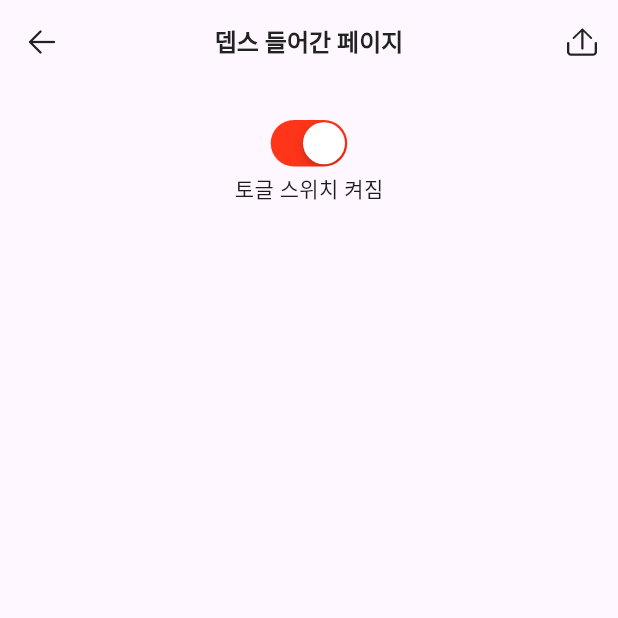
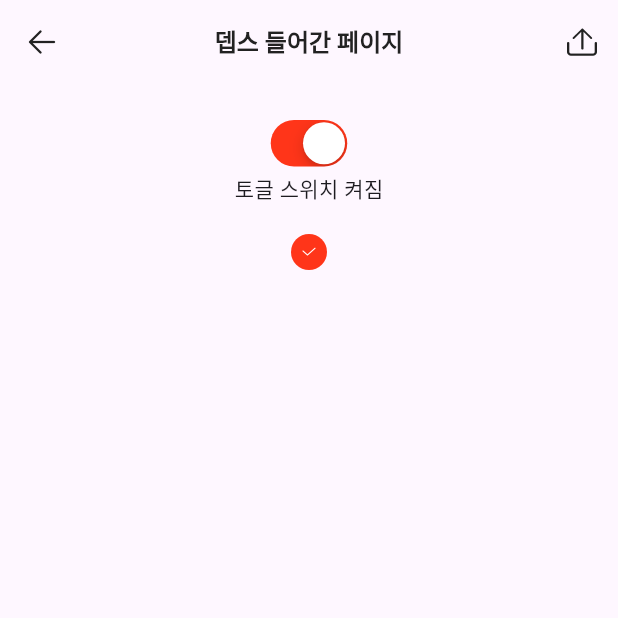
Before and after one commit to TechlabsDev/parot, a Flutter app: the TempScreen screen opened by its route, on a phone screen of 412 x 824 dp, the top half of it. Run offline on Flutter 3.47's test engine with Material 3 defaults, Android fonts, the light colour scheme and no system bars; our stand-ins replace get, streaming_shared_preferences; missing offline and left inert: chart_sparkline, flutter_inappwebview, flutter_naver_login, kakao_flutter_sdk; Roboto replaces fonts that are missing (Pretendard).

Commit message:
색상표 업데이트

```diff
--- a/lib/presentation/design_component/parrot_color.dart
+++ b/lib/presentation/design_component/parrot_color.dart
@@ -11,9 +11,19 @@ class ParrotColor {
   static const Color gray300 = Color(0xFFB2B2B2);
   static const Color gray200 = Color(0xFFC0C0C0);
   static const Color gray100 = Color(0xFFDBDBDB);
+  static const Color gray50 = Color(0xFFEEEEEE);
 
   /*red*/
+  static const Color red900 = Color(0xFF780700);
+  static const Color red800 = Color(0xFFA40900);
+  static const Color red700 = Color(0xFFCE0B00);
+  static const Color red600 = Color(0xFFF00D00);
   static const Color red500 = Color(0xFFFF3519);
+  static const Color red400 = Color(0xFFFF705D);
+  static const Color red300 = Color(0xFFFF988A);
+  static const Color red200 = Color(0xFFFFC7BF);
+  static const Color red100 = Color(0xFFFFEBE8);
+  static const Color red50 = Color(0xFFFFF5F4);
 
   /*blue*/
   static const Color blue500 = Color(0xFF2553F8);
--- a/lib/presentation/temp/screen/temp_screen.dart
+++ b/lib/presentation/temp/screen/temp_screen.dart
@@ -42,6 +42,19 @@ class _TempScreenState extends State<TempScreen> {
                     activeColor: ParrotColor.red500,
                   ),
                   Text("토글 스위치 ${controller.switchValue.isTrue ? "켜짐" : "꺼짐"}"),
+                  const SizedBox(height: 20),
+                  CircleAvatar(
+                    backgroundColor: ParrotColor.red500,
+                    radius: 12,
+                    child: Center(
+                      child: Image.asset(
+                        "asset/icon/stroke_check.png",
+                        height: 12,
+                        width: 12,
+                        color: Colors.white,
+                      ),
+                    ),
+                  ),
                 ],
               ),
             ),
```
Also changed, not shown: lib/presentation/design_component/parrot_check_circle.dart (added, +49 -0 lines).
